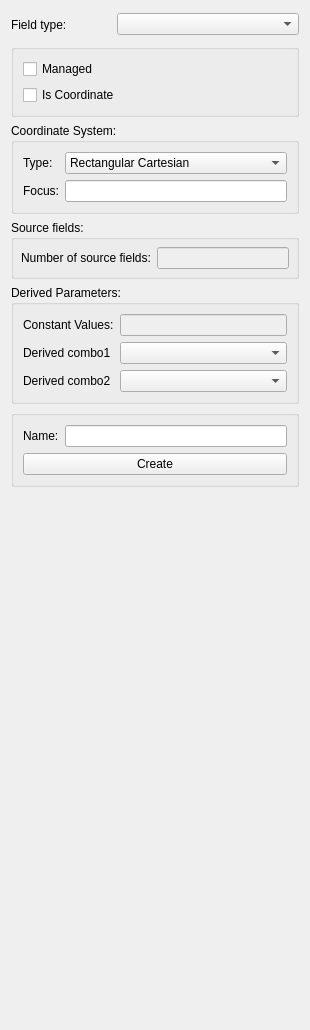
Before: the Qt Designer form res/designer/fieldeditorwidget.ui in hsorby/cmlibs.widgets, drawn with Qt 5.
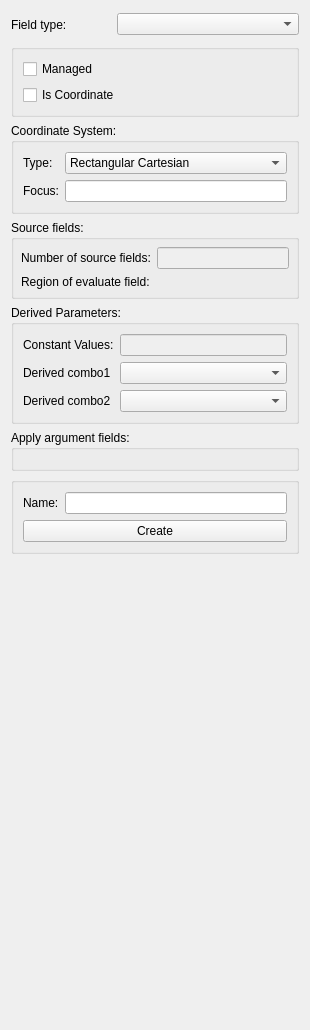
After: the same form once the commit is applied. Custom widgets are drawn as their Qt base class.

Commit message: Add AgreumentReal and Apply field

The edit to the form file:
```diff
--- a/res/designer/fieldeditorwidget.ui
+++ b/res/designer/fieldeditorwidget.ui
@@ -93,10 +93,30 @@
         </property>
        </widget>
       </item>
+    <item row="1" column="0">
+       <widget class="QLabel" name="region_of_apply_fields_label">
+        <property name="text">
+         <string>Region of evaluate field:</string>
+        </property>
+       </widget>
+      </item>
+      <item row="1" column="1">
+       <widget class="RegionChooserWidget" name="region_of_apply_fields_chooser">
+       </widget>
+      </item>
      </layout>
     </widget>
    </item>
-   <item row="6" column="0">
+    <item row="5" column="0" colspan="2">
+    <widget class="QGroupBox" name="applyargumentfields_groupbox">
+     <property name="title">
+      <string>Apply argument fields:</string>
+     </property>
+     <layout class="QGridLayout" name="gridLayout_11">
+     </layout>
+    </widget>
+   </item>
+   <item row="7" column="0">
     <spacer name="verticalSpacer">
      <property name="orientation">
       <enum>Qt::Vertical</enum>
@@ -262,7 +282,7 @@
      </layout>
     </widget>
    </item>
-   <item row="5" column="0" colspan="2">
+   <item row="6" column="0" colspan="2">
     <widget class="QGroupBox" name="create_group">
      <property name="minimumSize">
       <size>
@@ -305,7 +325,13 @@
   <customwidget>
    <class>FieldTypeChooserWidget</class>
    <extends>QComboBox</extends>
-   <header>opencmiss/zincwidgets/ui/fieldtypechooserwidget.h</header>
+   <header>opencmiss/zincwidgets/fieldtypechooserwidget.h</header>
+  </customwidget>
+    <customwidget>
+   <class>RegionChooserWidget</class>
+   <extends>QWidget</extends>
+   <header>opencmiss/zincwidgets/regionchooserwidget.h</header>
+   <container>1</container>
   </customwidget>
  </customwidgets>
  <resources/>
```
The commit also changes 4 other files.
